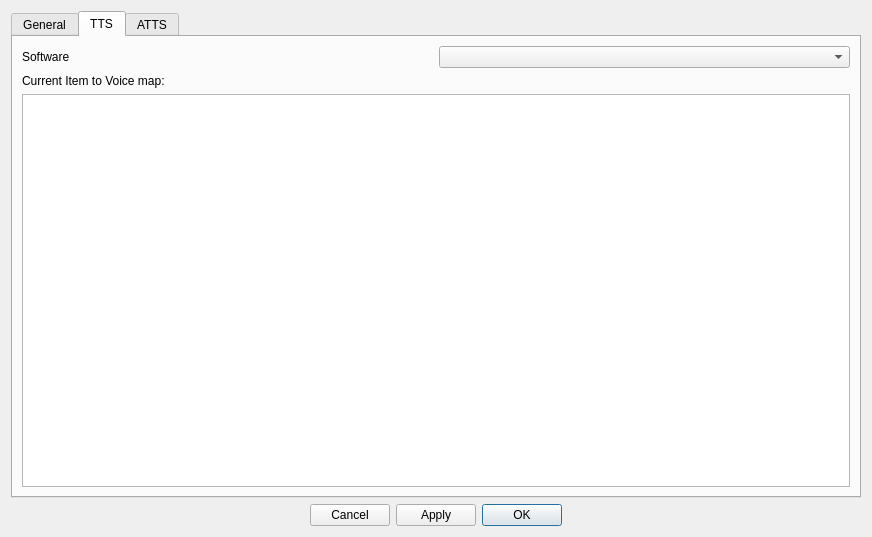
First picture: the form in design/preferences.ui, repository kokimame/joytan, before the edit.
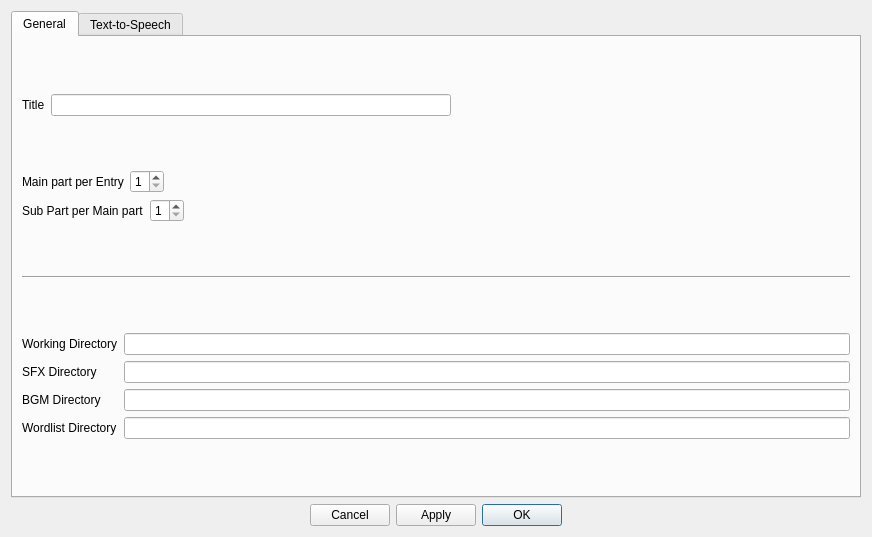
Second picture: the form after the edit. The open tabs and pages were chosen to show the change.

Patch:
```diff
--- a/design/preferences.ui
+++ b/design/preferences.ui
@@ -185,44 +185,9 @@
        </item>
       </layout>
      </widget>
-     <widget class="QWidget" name="tabTTS">
-      <attribute name="title">
-       <string>TTS</string>
-      </attribute>
-      <layout class="QVBoxLayout" name="verticalLayout_6">
-       <item>
-        <layout class="QHBoxLayout" name="horizontalLayout">
-         <item>
-          <widget class="QLabel" name="label_9">
-           <property name="text">
-            <string>Software</string>
-           </property>
-          </widget>
-         </item>
-         <item>
-          <widget class="QComboBox" name="ttsCombo"/>
-         </item>
-        </layout>
-       </item>
-       <item>
-        <widget class="QLabel" name="label_10">
-         <property name="text">
-          <string>Current Item to Voice map:</string>
-         </property>
-        </widget>
-       </item>
-       <item>
-        <widget class="QListWidget" name="testList">
-         <property name="styleSheet">
-          <string notr="true">QListWidget::item { border-bottom: 1px solid black; }</string>
-         </property>
-        </widget>
-       </item>
-      </layout>
-     </widget>
      <widget class="QWidget" name="tabAtts">
       <attribute name="title">
-       <string>ATTS</string>
+       <string>Text-to-Speech</string>
       </attribute>
      </widget>
     </widget>
```
Left out of the diff: 2 changed lines with no effect on the pictures.
